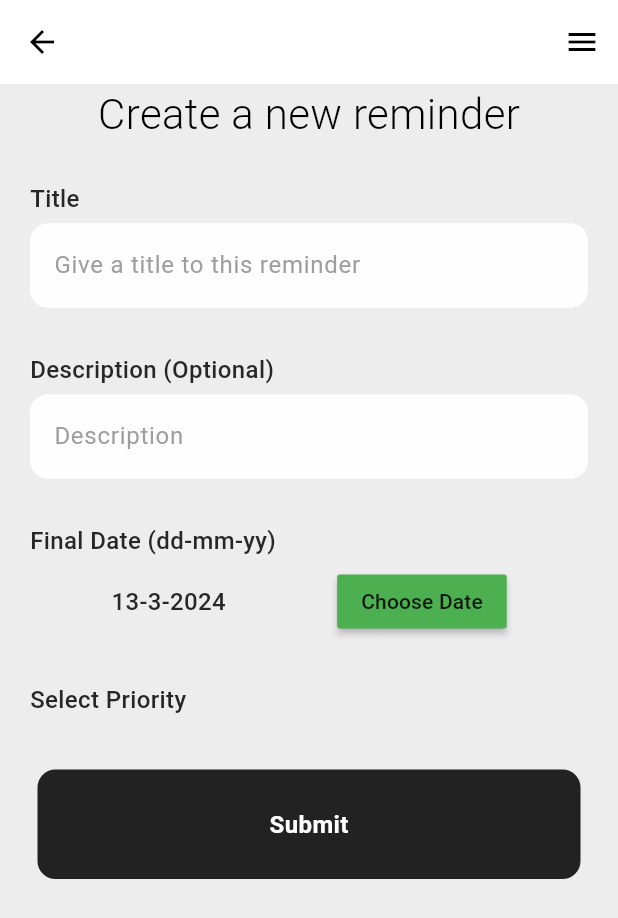
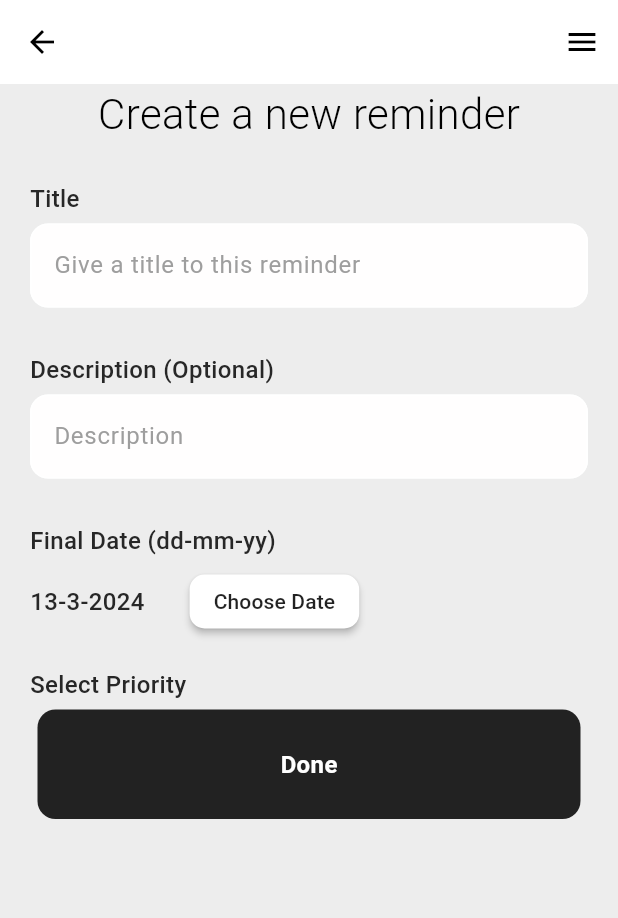
Before and after one commit to UdishaChaudhary/duely, a Flutter app: the AddTask screen opened directly, on a phone screen of 412 x 824 dp. Shown: the top 918 px of the screen. Run offline on Flutter 3.47's test engine with Material 3 defaults, Android fonts, the light colour scheme and no system bars; our stand-ins replace firebase_auth, firebase_core, google_fonts; accounts and stored records are empty.

Commit message:
fix flutter run

```diff
--- a/lib/pages/add_task_page.dart
+++ b/lib/pages/add_task_page.dart
@@ -1,7 +1,6 @@
 import "package:duely/components/button.dart";
 import "package:duely/components/my_text_field.dart";
 import "package:flutter/material.dart";
-import "package:google_fonts/google_fonts.dart";
 
 class AddTask extends StatefulWidget {
   AddTask({super.key});
@@ -12,9 +11,9 @@ class AddTask extends StatefulWidget {
 
 class _AddTaskState extends State<AddTask> {
   DateTime _dateTime = DateTime.now();
+  String _dropdownValue = "High_priority";
   final taskName = TextEditingController();
   final description = TextEditingController();
-
 
   void submitReminder(BuildContext ctx) {
     final reminder_details = {
@@ -36,6 +35,7 @@ class _AddTaskState extends State<AddTask> {
       (value) => {_dateTime = value!},
     );
   }
+
 
   @override
   Widget build(BuildContext context) {
@@ -68,7 +68,7 @@ class _AddTaskState extends State<AddTask> {
                   .start, // Align children to the start (left)
               children: [
                 Padding(
-                  padding: const EdgeInsets.only(left: 20.0,bottom: 5),
+                  padding: const EdgeInsets.only(left: 20.0, bottom: 5),
                   child: Text(
                     'Title',
                     style: TextStyle(
@@ -84,7 +84,7 @@ class _AddTaskState extends State<AddTask> {
                 ),
                 const SizedBox(height: 30),
                 Padding(
-                  padding: const EdgeInsets.only(left: 20.0,bottom: 5),
+                  padding: const EdgeInsets.only(left: 20.0, bottom: 5),
                   child: Text(
                     'Description (Optional)',
                     style: TextStyle(
@@ -100,7 +100,7 @@ class _AddTaskState extends State<AddTask> {
                 ),
                 const SizedBox(height: 30),
                 Padding(
-                  padding: const EdgeInsets.only(left: 20.0,bottom: 5),
+                  padding: const EdgeInsets.only(left: 20.0, bottom: 5),
                   child: Text(
                     'Final Date (dd-mm-yy)',
                     style: TextStyle(
@@ -109,8 +109,9 @@ class _AddTaskState extends State<AddTask> {
                         fontWeight: FontWeight.w500),
                   ),
                 ),
-                Row(
-                  mainAxisAlignment: MainAxisAlignment.spaceEvenly,
+                Padding(
+                  padding: const EdgeInsets.only(left: 20.0),
+                  child: Row(
                     children: [
                       Text(
                         '${_dateTime.day}-${_dateTime.month}-${_dateTime.year}',
@@ -119,20 +120,24 @@ class _AddTaskState extends State<AddTask> {
                             fontSize: 16,
                             fontWeight: FontWeight.w500),
                       ),
+
+                      const SizedBox(width: 30),
+
                       MaterialButton(
                         onPressed: () {
                           _showDatePicker(context);
                         },
-                      color: Colors.green,
-
+                        color: Color.fromARGB(255, 255, 255, 255),
+                        shape: RoundedRectangleBorder(
+                            borderRadius: BorderRadius.circular(10)),
                         child: Text("Choose Date"),
-
                       ),
                     ],
                   ),
-                const SizedBox(height: 30),
+                ),
+                const SizedBox(height: 20),
                 Padding(
-                  padding: const EdgeInsets.only(left: 20.0,bottom: 5),
+                  padding: const EdgeInsets.only(left: 20.0, bottom: 5),
                   child: Text(
                     'Select Priority',
                     style: TextStyle(
@@ -141,9 +146,14 @@ class _AddTaskState extends State<AddTask> {
                         fontWeight: FontWeight.w500),
                   ),
                 ),
-                const SizedBox(height: 30),
+
+
+
+
+
+
                 MyButton(
-                  buttonName: "Submit",
+                  buttonName: "Done",
                   onTap: () {
                     submitReminder(context);
                   },
```
Also changed, not shown: pubspec.yaml (+5 -4 lines), pubspec.lock, 1 other file. Lines whose indentation alone changed are shown as unchanged.
